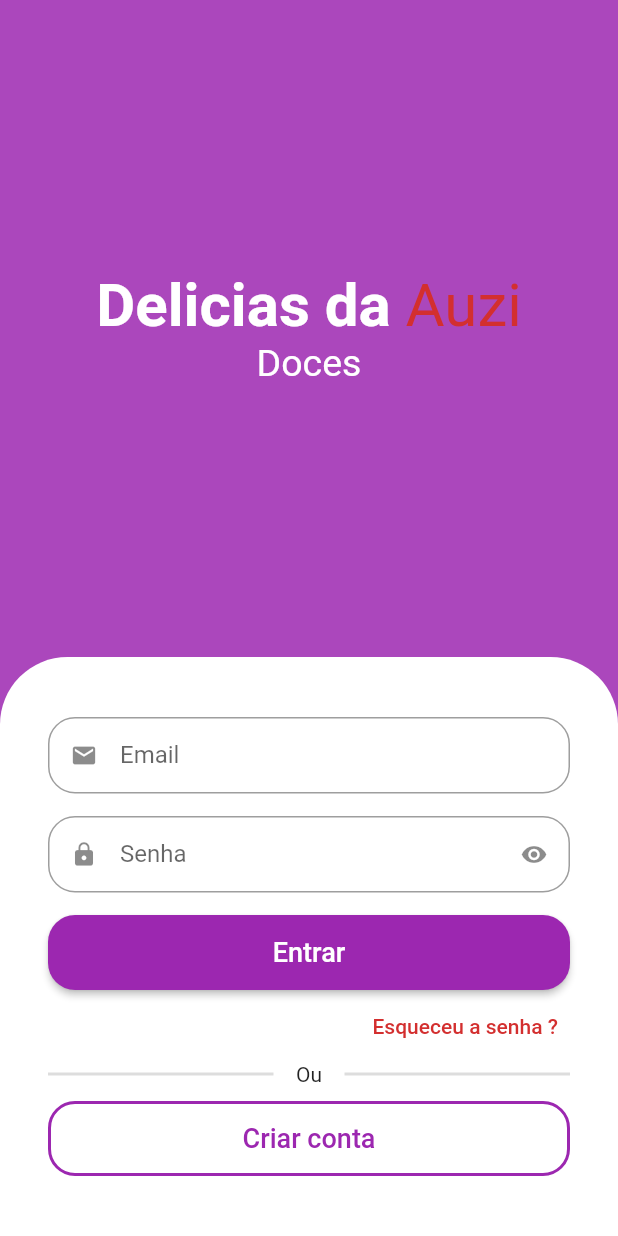
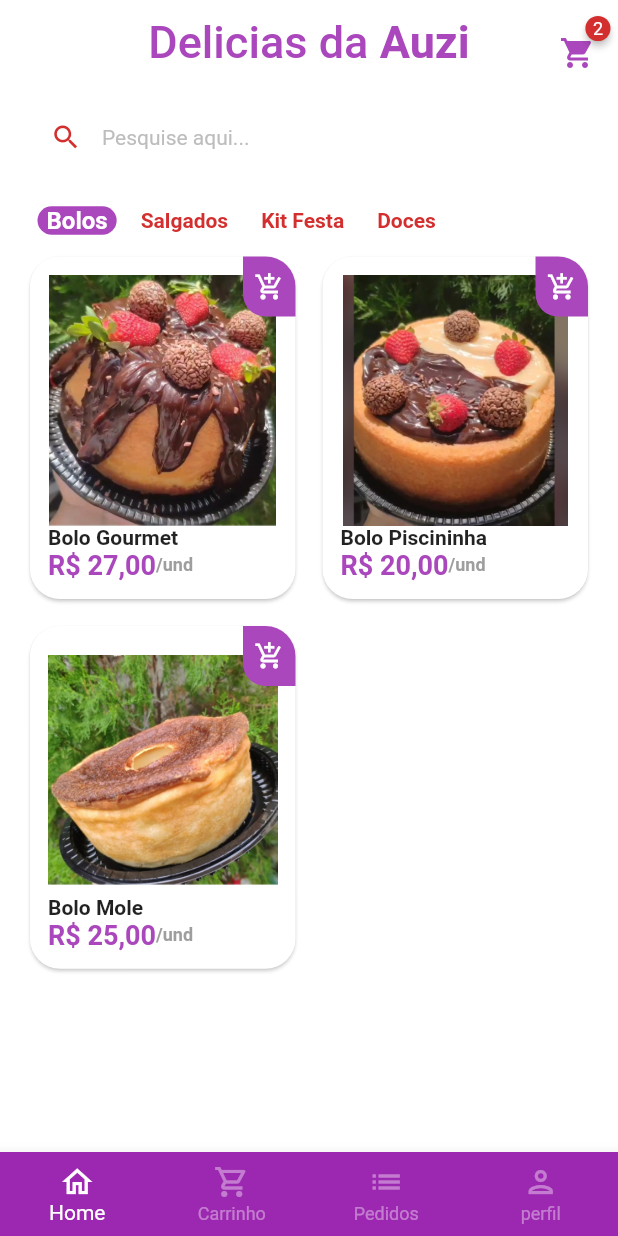
Before and after one commit to AntonioAzevedoDev/delicias_da_auzi, a Flutter app: the screen it shows after launch, after a tap on "Entrar", on a phone screen of 412 x 824 dp. Run offline on Flutter 3.47's test engine with Material 2 defaults, Android fonts, the phone set to English and light mode, and no system bars; drawn by our look-alikes of animated_text_kit, badges; our stand-ins replace mask_text_input_formatter.

```diff
--- a/lib/main.dart
+++ b/lib/main.dart
@@ -1,4 +1,5 @@
-import 'package:delicias_da_auzi/src/auth/sign_in_screen.dart';
+
+import 'package:delicias_da_auzi/src/pages/auth/sign_in_screen.dart';
 import 'package:flutter/material.dart';
 
 void main() {
@@ -14,6 +15,7 @@ class MyApp extends StatelessWidget {
       title: 'Flutter Demo',
       theme: ThemeData(
         primarySwatch: Colors.purple,
+        scaffoldBackgroundColor: Colors.white.withAlpha(190)
       ),
       debugShowCheckedModeBanner: false,
       home: const SignInScreen(),
--- /dev/null
+++ b/lib/src/config/app_data.dart
@@ -0,0 +1,24 @@
+import '../models/item_model.dart';
+
+ItemModel gourmetCake = new ItemModel(
+    itemName: "Bolo Gourmet",
+    imgUrl: 'assets/cakes/BoloGourmet1.jpeg',
+    unit: "und",
+    price: 27,
+    description: "O melhor bolo gourmet da região");
+ItemModel poolCake = new ItemModel(
+    itemName: "Bolo Piscininha",
+    imgUrl: 'assets/cakes/BoloPiscininha.jpg',
+    unit: "und",
+    price: 20,
+    description: "O melhor bolo gourmet da região");
+ItemModel softCake = new ItemModel(
+    itemName: "Bolo Mole",
+    imgUrl: 'assets/cakes/BoloMole.jpg',
+    unit: "und",
+    price: 25,
+    description: "O melhor bolo gourmet da região");
+
+List<ItemModel> items = [gourmetCake, poolCake, softCake];
+
+List<String> categories = ['Bolos', 'Salgados', 'Kit Festa', 'Doces'];
--- /dev/null
+++ b/lib/src/models/item_model.dart
@@ -0,0 +1,15 @@
+class ItemModel {
+  String itemName;
+  String imgUrl;
+  String unit;
+  double price;
+  String description;
+
+  ItemModel({
+   required this.itemName,
+    required this.imgUrl,
+    required this.unit,
+    required this.price,
+    required this.description,
+});
+}
--- a/lib/src/auth/sign_in_screen.dart
+++ b/lib/src/pages/auth/sign_in_screen.dart
@@ -1,7 +1,8 @@
 import 'package:animated_text_kit/animated_text_kit.dart';
-import 'package:delicias_da_auzi/src/auth/sign_up_screen.dart';
+import 'package:delicias_da_auzi/src/pages/auth/sign_up_screen.dart';
 import 'package:flutter/material.dart';
 import 'package:delicias_da_auzi/src/config/custom_colors.dart';
+import '../base/base_screen.dart';
 import 'components/custom_text_field.dart';
 
 class SignInScreen extends StatelessWidget {
@@ -25,11 +26,11 @@ class SignInScreen extends StatelessWidget {
                   children: [
                       Text.rich(
                          TextSpan(
-                       style: const TextStyle(
+                       style:  TextStyle(
                          fontSize: 40
                        ),
                            children: [
-                             const TextSpan(
+                              TextSpan(
                                  text:'Delicias da',
                                style: TextStyle(
                                  color: Colors.white,
@@ -39,7 +40,9 @@ class SignInScreen extends StatelessWidget {
                              TextSpan(
                                text: ' Auzi',
                                style: TextStyle(
-                                 color: CustomColors.customConstratColor
+                                 color: Colors.white,
+                                   fontWeight: FontWeight.bold
+
                                )
                              )
                            ]
@@ -100,7 +103,13 @@ class SignInScreen extends StatelessWidget {
                             borderRadius: BorderRadius.circular(18)
                           )
                         ),
-                          onPressed: (){},
+                          onPressed: (){
+                          Navigator.of(context).pushReplacement(
+                            MaterialPageRoute(builder: (c){
+                              return BaseScreen();
+                            })
+                          );
+                          },
                           child: const Text('Entrar', style: TextStyle(
                             fontSize: 18
                           ),)
--- a/lib/src/auth/sign_up_screen.dart
+++ b/lib/src/pages/auth/sign_up_screen.dart
@@ -1,8 +1,8 @@
-import 'package:delicias_da_auzi/src/auth/components/custom_text_field.dart';
 import 'package:flutter/material.dart';
 import 'package:mask_text_input_formatter/mask_text_input_formatter.dart';
 
-import '../config/custom_colors.dart';
+import '../../config/custom_colors.dart';
+import 'components/custom_text_field.dart';
 
 class SignUpScreen extends StatelessWidget {
   SignUpScreen({Key? key}) : super(key: key);
--- /dev/null
+++ b/lib/src/pages/base/base_screen.dart
@@ -0,0 +1,62 @@
+import 'package:flutter/material.dart';
+
+import '../home/home_tab.dart';
+
+class BaseScreen extends StatefulWidget {
+  const BaseScreen({Key? key}) : super(key: key);
+
+  @override
+  State<BaseScreen> createState() => _BaseScreenState();
+}
+
+class _BaseScreenState extends State<BaseScreen> {
+  int currentIndex = 0;
+  final pageController = PageController();
+
+  @override
+  Widget build(BuildContext context) {
+    return Scaffold(
+      body: PageView(
+        physics: const NeverScrollableScrollPhysics(),
+        controller: pageController,
+        children: [
+          HomeTab(),
+          Container(color: Colors.yellow,),
+          Container(color: Colors.blue,),
+          Container(color: Colors.purple,),
+        ],
+      ),
+      bottomNavigationBar: BottomNavigationBar(
+        onTap: (index){
+          setState(() {
+            currentIndex = index;
+            pageController.jumpToPage(index);
+          });
+        },
+        currentIndex: currentIndex,
+        type: BottomNavigationBarType.fixed,
+        backgroundColor: Colors.purple,
+        selectedItemColor: Colors.white,
+        unselectedItemColor: Colors.white.withAlpha(100),
+        items: const [
+          BottomNavigationBarItem(
+              icon: Icon(Icons.home_outlined),
+              label: 'Home'
+          ),
+          BottomNavigationBarItem(
+              icon: Icon(Icons.shopping_cart_outlined),
+              label: 'Carrinho'
+          ),
+          BottomNavigationBarItem(
+              icon: Icon(Icons.list),
+              label: 'Pedidos'
+          ),
+          BottomNavigationBarItem(
+              icon: Icon(Icons.person_outlined),
+              label: 'perfil'
+          ),
+        ],
+      ),
+    );
+  }
+}
--- /dev/null
+++ b/lib/src/pages/home/components/category_tile.dart
@@ -0,0 +1,37 @@
+import 'package:delicias_da_auzi/src/config/custom_colors.dart';
+import 'package:flutter/material.dart';
+
+class CategoryTile extends StatelessWidget {
+  const CategoryTile({
+    Key? key,
+    required this.category,
+    required this.isSelected,
+    required this.onPressed
+  }) : super(key: key);
+
+  final String category;
+  final bool isSelected;
+  final VoidCallback onPressed;
+  @override
+  Widget build(BuildContext context) {
+    return GestureDetector(
+      onTap: onPressed,
+      child: Align(
+        alignment: Alignment.center,
+        child: Container(
+          padding: EdgeInsets.symmetric(horizontal: 6),
+          decoration: BoxDecoration(
+            borderRadius: BorderRadius.circular(10),
+            color: isSelected ? CustomColors.customSwatchColor : Colors.transparent
+          ),
+          child: Text(category, style:
+           TextStyle(
+            color: isSelected ? Colors.white : CustomColors.customConstratColor,
+            fontWeight: FontWeight.bold,
+             fontSize: isSelected ? 16 : 14
+          ),),
+        ),
+      ),
+    );
+  }
+}
--- /dev/null
+++ b/lib/src/pages/home/components/item_tile.dart
@@ -0,0 +1,97 @@
+import 'package:delicias_da_auzi/src/pages/product/product_screen.dart';
+import 'package:delicias_da_auzi/src/services/utils_services.dart';
+import 'package:flutter/material.dart';
+
+import '../../../config/custom_colors.dart';
+import '../../../models/item_model.dart';
+
+class ItemTile extends StatelessWidget {
+  ItemTile({Key? key, required this.item}) : super(key: key);
+  final ItemModel item;
+
+  final UtilsServices utilsServices = UtilsServices();
+  @override
+  Widget build(BuildContext context) {
+    return Stack(
+      children: [
+        //Conteudo
+        GestureDetector(
+          onTap: (){
+            Navigator.of(context).push(
+              MaterialPageRoute(builder: (c){
+                return ProductScreen(item: item,);
+              })
+            );
+          },
+          child: Card(
+            elevation: 1,
+            shadowColor: Colors.grey.shade300,
+            shape: RoundedRectangleBorder(
+              borderRadius: BorderRadius.circular(20)
+            ),
+            child: Padding(
+              padding: const EdgeInsets.all(12),
+              child: Column(
+                crossAxisAlignment: CrossAxisAlignment.stretch,
+                children: [
+                  // Imagem
+                  Expanded(child: Hero(
+                      tag: item.imgUrl,
+                      child: Image.asset(item.imgUrl)
+                  )
+                  ),
+                  //Nome
+                  Text(item.itemName, style:const TextStyle(
+                    fontSize: 14,
+                    fontWeight: FontWeight.bold
+                    ),
+                  ),
+                  //Preço - Unidade
+                  Row(
+                    children: [
+
+                      Text(utilsServices.priceToCurrency(item.price),style: TextStyle(
+                        fontWeight: FontWeight.bold,
+                        fontSize: 18,
+                        color: CustomColors.customSwatchColor
+                      ),),
+                      Text('/${item.unit}',style: TextStyle(
+                          color: Colors.grey.shade500,
+                          fontWeight: FontWeight.bold,
+                          fontSize: 12
+                      ),)
+                    ],
+                  )
+                ],
+              ),
+            ),
+          ),
+        ),
+        Positioned(
+          top: 4,
+            right: 4,
+            child: GestureDetector(
+              onTap: (){
+
+              },
+              child: Container(
+                height: 40,
+                width: 35,
+                decoration: BoxDecoration(
+                  color: CustomColors.customSwatchColor,
+                  borderRadius: const BorderRadius.only(
+                    bottomLeft: Radius.circular(15),
+                    topRight: Radius.circular(20)
+                  )
+                ),
+                child: const Icon(
+                    Icons.add_shopping_cart_outlined,
+                  color: Colors.white,
+                  size: 20,
+                ),
+              ),
+            ))
+      ],
+    );
+  }
+}
--- /dev/null
+++ b/lib/src/pages/home/home_tab.dart
@@ -0,0 +1,133 @@
+import 'package:badges/badges.dart';
+import 'package:flutter/material.dart';
+import '../../config/custom_colors.dart';
+import 'components/category_tile.dart';
+import 'package:delicias_da_auzi/src/config/app_data.dart' as appData;
+
+import 'components/item_tile.dart';
+class HomeTab extends StatefulWidget {
+  const HomeTab({Key? key}) : super(key: key);
+
+  @override
+  State<HomeTab> createState() => _HomeTabState();
+}
+
+class _HomeTabState extends State<HomeTab> {
+
+
+  String selectedCategory = 'Bolos';
+
+  @override
+  Widget build(BuildContext context) {
+    return Scaffold(
+      //App bar
+      appBar: AppBar(
+        backgroundColor: Colors.transparent,
+        elevation: 0,
+        centerTitle: true,
+        title: Text.rich(TextSpan(
+            style: TextStyle(
+              fontSize: 30,
+            ),
+            children: [
+              TextSpan(
+                  text: 'Delicias da ',
+                  style: TextStyle(
+                    color: CustomColors.customSwatchColor,
+                  )),
+              TextSpan(
+                  text: 'Auzi',
+                  style: TextStyle(color: CustomColors.customSwatchColor,fontWeight: FontWeight.bold)),
+            ])),
+        actions: [
+          Padding(
+            padding: const EdgeInsets.only(top: 15, right: 15),
+            child: GestureDetector(
+              onTap: () {},
+              child: Badge(
+                  badgeColor: CustomColors.customConstratColor,
+                  badgeContent: const Text(
+                    '2',
+                    style: TextStyle(color: Colors.white, fontSize: 12),
+                  ),
+                  child: Icon(
+                    Icons.shopping_cart,
+                    color: CustomColors.customSwatchColor,
+                  )),
+            ),
+          )
+        ],
+      ),
+
+      body: Column(
+        children: [
+          //Campo de pesquisa
+          Padding(
+            padding: const EdgeInsets.symmetric(horizontal: 20, vertical: 10),
+            child: TextFormField(
+              decoration: InputDecoration(
+                  filled: true,
+                  fillColor: Colors.white,
+                  isDense: true,
+                  hintText: 'Pesquise aqui...',
+                  hintStyle:
+                      TextStyle(color: Colors.grey.shade400, fontSize: 14),
+                  prefixIcon: Icon(
+                    Icons.search,
+                    color: CustomColors.customConstratColor,
+                    size: 21,
+                  ),
+                  border: OutlineInputBorder(
+                      borderRadius: BorderRadius.circular(60),
+                      borderSide:
+                          const BorderSide(width: 0, style: BorderStyle.none))),
+            ),
+          ),
+          //Categorias
+          Container(
+            padding: const EdgeInsets.only(left: 25),
+            height: 40,
+            child: ListView.separated(
+              scrollDirection: Axis.horizontal,
+                itemBuilder: (_, index) {
+                  return CategoryTile(
+                    onPressed: (){
+                      setState(() {
+                        selectedCategory = appData.categories[index];
+                      });
+                    },
+                    category: appData.categories[index],
+                    isSelected: appData.categories[index] == selectedCategory,
+                  );
+                },
+                separatorBuilder: (_, index) => SizedBox(
+                      width: 10,
+                    ),
+                itemCount: appData.categories.length),
+          ),
+          //Grid
+          Expanded(
+            child: GridView.builder(
+              padding: const EdgeInsets.fromLTRB(16, 0, 16, 16),
+              physics: const BouncingScrollPhysics(),
+                gridDelegate: const SliverGridDelegateWithFixedCrossAxisCount(
+                    crossAxisCount: 2,
+                    mainAxisSpacing: 10,
+                    crossAxisSpacing: 10,
+                    childAspectRatio: 9 / 11.5
+                ),
+                itemCount: appData.items.length,
+                itemBuilder: (_, index){
+                  return(
+                      ItemTile(
+                          item: appData.items[index]
+                      )
+                  );
+                }
+            ),
+          )
+        ],
+      ),
+    );
+  }
+}
--- /dev/null
+++ b/lib/src/services/utils_services.dart
@@ -0,0 +1,9 @@
+import 'package:intl/intl.dart';
+
+class UtilsServices {
+
+  String priceToCurrency(double price) {
+    NumberFormat numberFormat = NumberFormat.simpleCurrency(locale: 'pt_BR');
+    return numberFormat.format(price);
+  }
+}
```
Also changed, not shown: lib/src/pages/cart/cart_tab.dart (added, +9 -0 lines), lib/src/pages/commom_widgets/quantity_widget.dart (added, +89 -0 lines), lib/src/pages/product/product_screen.dart (added, +129 -0 lines), pubspec.yaml (+4 -3 lines), assets/cakes/BoloGourmet1.jpeg (added), assets/cakes/BoloMole.jpg (added), assets/cakes/BoloPiscininha.jpg (added), lib/src/pages/auth/components/custom_text_field.dart (renamed from lib/src/auth/components/custom_text_field.dart), pubspec.lock.
